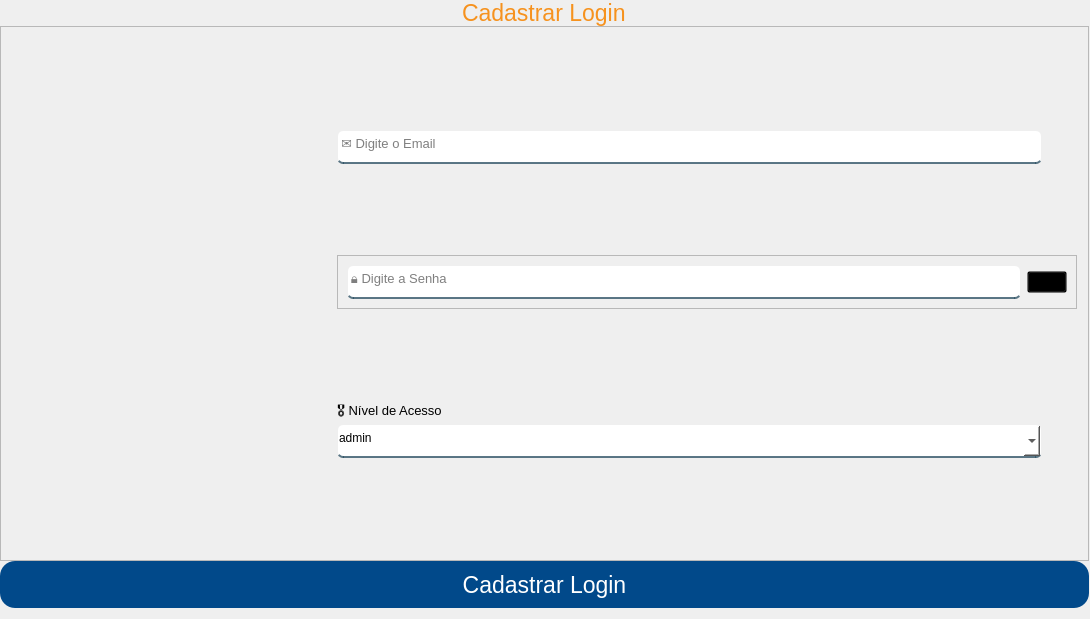
The window that App/view/ui/cadastroLogin.ui (Senac-SOR-ADS/Mapa-de-Sala) describes before a commit, drawn with Qt 5.
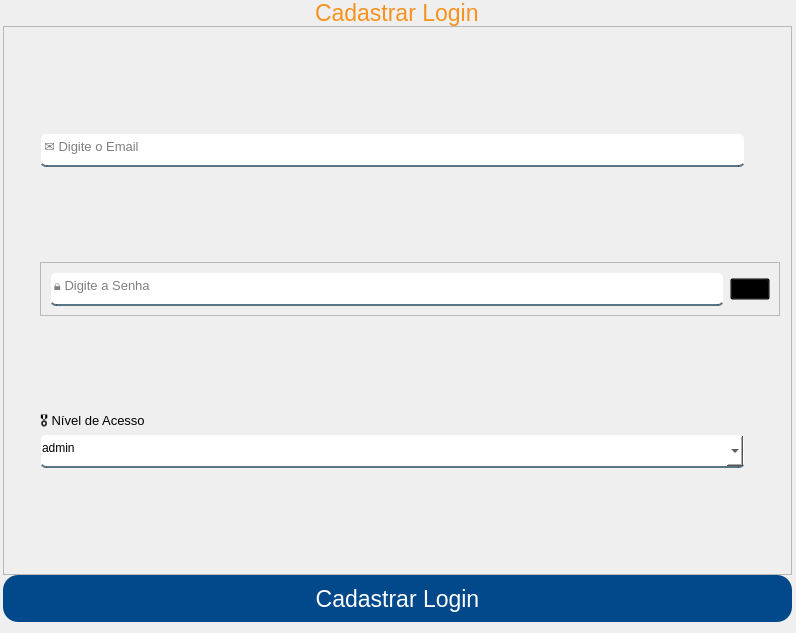
The same window after the commit. Icons and pictures are not drawn.

Commit message:
alteração nos layouts
novo padrão adicionado às telas para seguirem uma ordem ao serem estilizadas

```diff
--- a/App/view/ui/cadastroLogin.ui
+++ b/App/view/ui/cadastroLogin.ui
@@ -6,10 +6,22 @@
    <rect>
     <x>0</x>
     <y>0</y>
-    <width>1090</width>
-    <height>619</height>
+    <width>796</width>
+    <height>633</height>
    </rect>
   </property>
+  <property name="minimumSize">
+   <size>
+    <width>796</width>
+    <height>633</height>
+   </size>
+  </property>
+  <property name="maximumSize">
+   <size>
+    <width>796</width>
+    <height>633</height>
+   </size>
+  </property>
   <property name="windowTitle">
    <string>Form</string>
   </property>
@@ -129,30 +141,7 @@
          </property>
          <item>
           <widget class="QWidget" name="widget_3" native="true">
-           <layout class="QVBoxLayout" name="verticalLayout_2">
-            <item>
-             <widget class="QLabel" name="label_2">
-              <property name="minimumSize">
-               <size>
-                <width>300</width>
-                <height>0</height>
-               </size>
-              </property>
-              <property name="text">
-               <string/>
-              </property>
-              <property name="pixmap">
-               <pixmap>imagem/logoSenac.png</pixmap>
-              </property>
-              <property name="scaledContents">
-               <bool>false</bool>
-              </property>
-              <property name="alignment">
-               <set>Qt::AlignCenter</set>
-              </property>
-             </widget>
-            </item>
-           </layout>
+           <layout class="QVBoxLayout" name="verticalLayout_2"/>
           </widget>
          </item>
          <item>
```
The commit also changes 5 other files.
